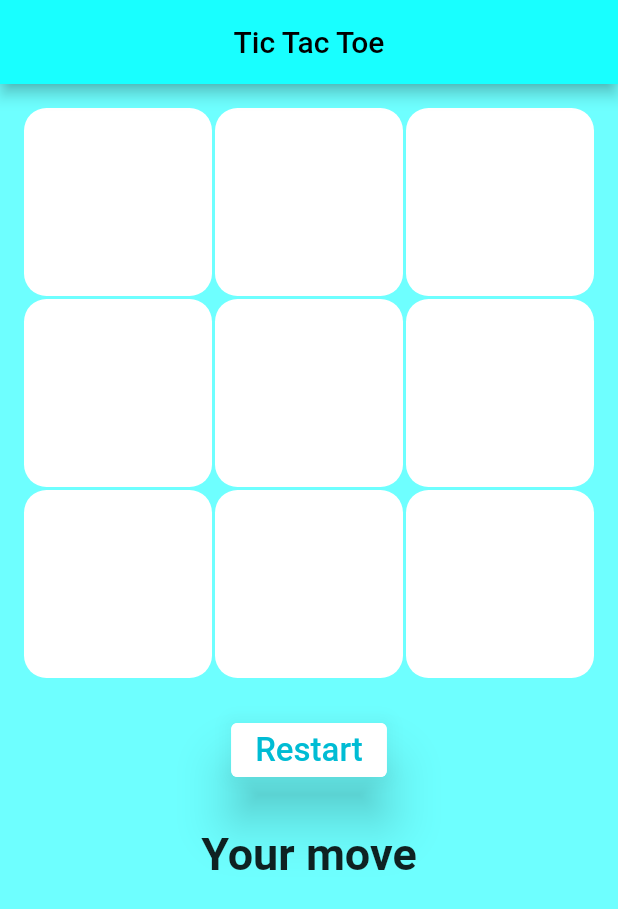
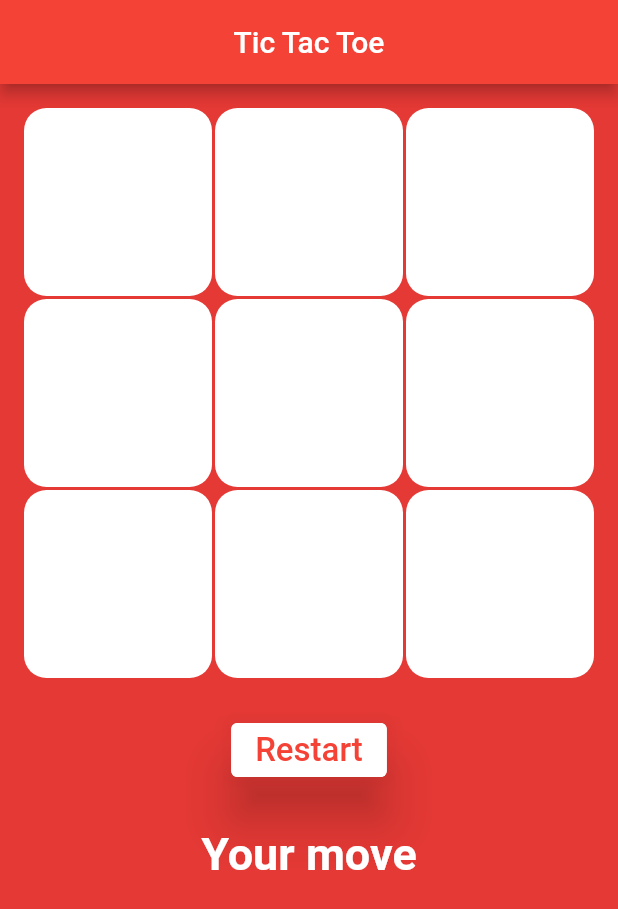
Before and after one commit to islam-ahsanul/tic-tac-toe, a Flutter app: the screen it shows after launch, on a phone screen of 412 x 824 dp. Shown: the top 909 px of the screen. Run offline on Flutter 3.47's test engine with Material 2 defaults, Android fonts, the phone set to English and light mode, and no system bars.

Commit message:
Changed colors

```diff
--- a/lib/main.dart
+++ b/lib/main.dart
@@ -14,8 +14,9 @@ class MyApp extends StatelessWidget {
     return MaterialApp(
       title: 'Flutter Demo',
       theme: ThemeData(
-        canvasColor: Color.fromARGB(255, 110, 255, 255),
-        primarySwatch: Colors.blue,
+        // canvasColor: Color.fromARGB(255, 110, 255, 255),
+        canvasColor: Colors.red[600],
+        primarySwatch: Colors.amber,
       ),
       home: MyHomePage(),
     );
@@ -50,9 +51,9 @@ class _MyHomePageState extends State<MyHomePage> {
   Widget build(BuildContext context) {
     return Scaffold(
         appBar: AppBar(
-          backgroundColor: Colors.cyanAccent,
+          backgroundColor: Colors.red,
           shadowColor: Colors.black,
-          foregroundColor: Colors.black,
+          foregroundColor: Colors.white,
           centerTitle: true,
           title: Text('Tic Tac Toe'),
         ),
@@ -120,7 +121,7 @@ class _MyHomePageState extends State<MyHomePage> {
                     },
                     child: Text(
                       'Restart',
-                      style: TextStyle(fontSize: 22, color: Colors.cyan),
+                      style: TextStyle(fontSize: 22, color: Colors.red),
                     )),
               ),
               Padding(
@@ -135,6 +136,7 @@ class _MyHomePageState extends State<MyHomePage> {
                                 ? 'You Lost!'
                                 : 'Your move',
                         style: TextStyle(
+                          color: Colors.white,
                           fontSize: 30,
                           fontWeight: FontWeight.bold,
                         )),
```
